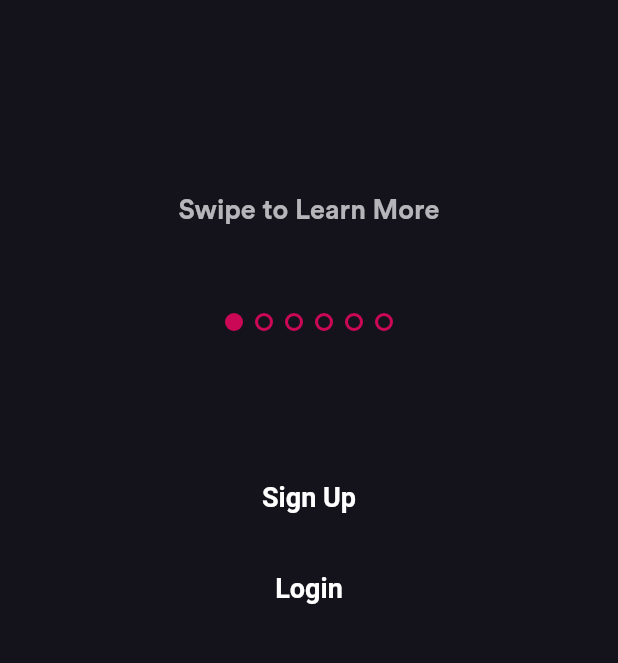
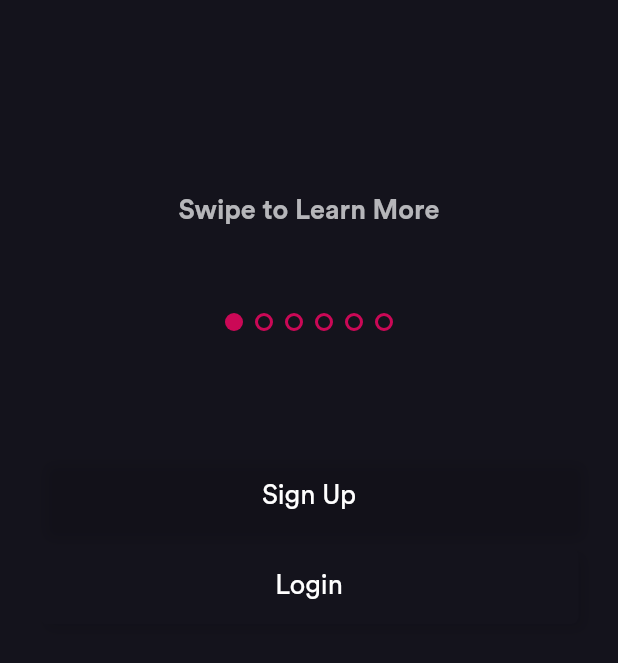
Before and after one commit to therealsuji/play-hq-flutter, a Flutter app: the LandingScreen screen opened directly, on a phone screen of 412 x 824 dp, the part 517-1180 px from its top. Run offline on Flutter 3.47's test engine with Material 2 defaults, Android fonts, the phone set to English and light mode, and no system bars; drawn by our look-alikes of dots_indicator; our stand-ins replace cached_network_image, dotted_border, firebase_auth, firebase_core, flutter_secure_storage, flutter_svg and 7 more; accounts and stored records are empty; Roboto replaces fonts that are missing (Neusa Std).

Commit message:
Custom Button Refactored

```diff
--- a/lib/widgets/custom-button-widget.dart
+++ b/lib/widgets/custom-button-widget.dart
@@ -1,34 +1,60 @@
 import 'package:flutter/material.dart';
-import 'package:play_hq/helpers/app-colors.dart';
-import 'package:play_hq/helpers/app-fonts.dart';
-import 'package:play_hq/helpers/app-screen-utils.dart';
 
 class CustomButton extends StatelessWidget {
-  final String? buttonText;
+  final String buttonText;
   final Color? buttonColor;
   final LinearGradient? gradient;
   final VoidCallback? onPressed;
-  final double textFontSize;
+  final double? textFontSize;
+  final double? height;
+  final double? width;
 
-  CustomButton({this.buttonText, this.onPressed, this.buttonColor, this.textFontSize = 18, this.gradient});
+  CustomButton({
+    required this.buttonText,
+    this.onPressed,
+    this.buttonColor,
+    this.textFontSize = 18,
+    this.gradient,
+    this.width = double.infinity,
+    this.height = 50,
+  });
 
   @override
   Widget build(BuildContext context) {
-    return GestureDetector(
-      onTap: onPressed,
-      child: Container(
-        width: double.infinity,
-        height: ScreenUtils.getDesignHeight(50),
-        decoration: BoxDecoration(
-          borderRadius: BorderRadius.circular(5.0),
-          color: buttonColor,
-          gradient: gradient,
+    return Container(
+      width: width,
+      height: height,
+      decoration: BoxDecoration(
+        borderRadius: BorderRadius.circular(5.0),
+        color: buttonColor,
+        gradient: gradient,
+        boxShadow: [
+          BoxShadow(
+            color: Colors.black.withOpacity(0.1),
+            offset: Offset(4, 4),
+            blurRadius: 6.0,
+          ),
+        ],
+      ),
+      child: ElevatedButton(
+        style: ButtonStyle(
+          shape: MaterialStateProperty.all<RoundedRectangleBorder>(
+            RoundedRectangleBorder(
+              borderRadius: BorderRadius.circular(5.0),
+            ),
+          ),
+          backgroundColor: MaterialStateProperty.all(Colors.transparent),
+          elevation: MaterialStateProperty.all(0.0),
+          shadowColor: MaterialStateProperty.all(Colors.transparent),
         ),
-        child: Center(
-            child: Text(
-          buttonText!,
-          style: TextStyle(fontFamily: Neusa, color: Colors.white, fontWeight: FontWeight.bold, fontSize: textFontSize),
-        )),
+        child: Text(
+          buttonText,
+          style: Theme.of(context).primaryTextTheme.headline2!.copyWith(
+            fontSize: textFontSize,
+            color: Colors.white,
+          ),
+        ),
+        onPressed: onPressed ?? () {},
       ),
     );
   }
```
